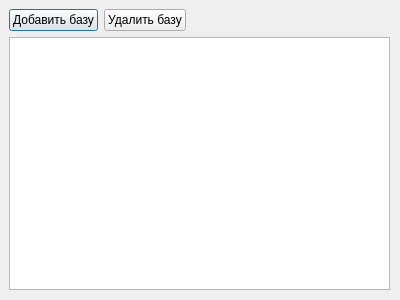
First picture: the form in settings.ui, repository proton/lau, before the edit.
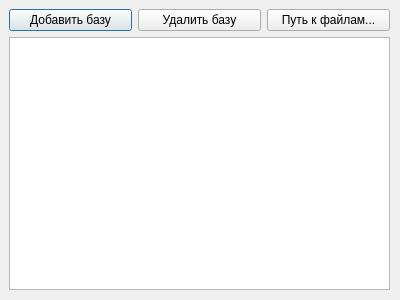
Second picture: the form after the edit.

```diff
--- a/settings.ui
+++ b/settings.ui
@@ -45,17 +45,11 @@
      </widget>
     </item>
     <item row="0" column="2">
-     <spacer name="horizontalSpacer">
-      <property name="orientation">
-       <enum>Qt::Horizontal</enum>
+     <widget class="QPushButton" name="pushButton_3">
+      <property name="text">
+       <string>Путь к файлам...</string>
       </property>
-      <property name="sizeHint" stdset="0">
-       <size>
-        <width>40</width>
-        <height>20</height>
-       </size>
-      </property>
-     </spacer>
+     </widget>
     </item>
    </layout>
   </widget>
```
